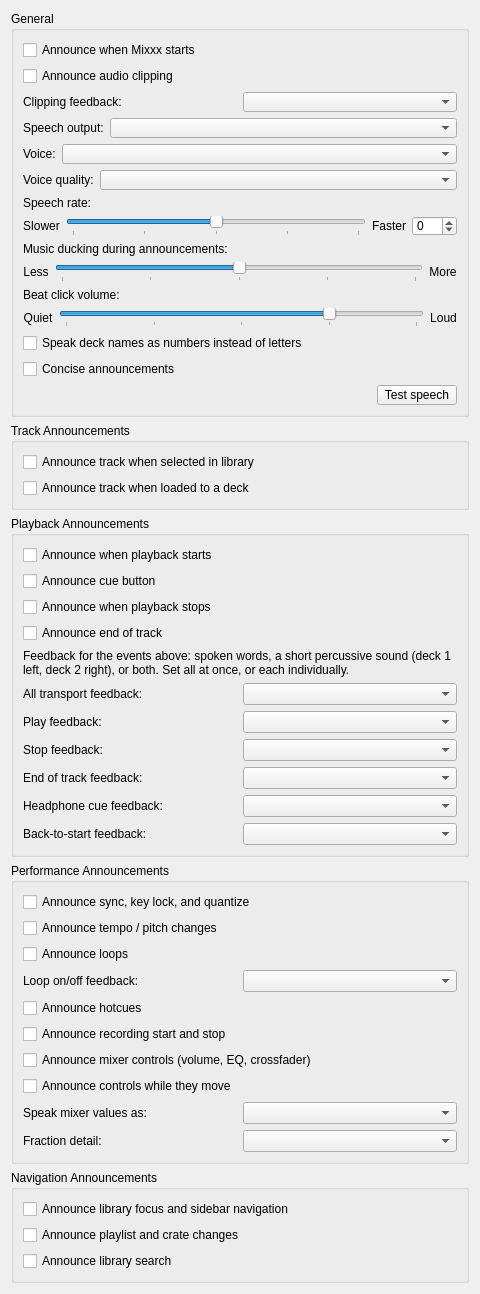
The window that src/preferences/dialog/dlgprefaccessibilitydlg.ui (XeTK/mixxx) describes before a commit, drawn with Qt 5.
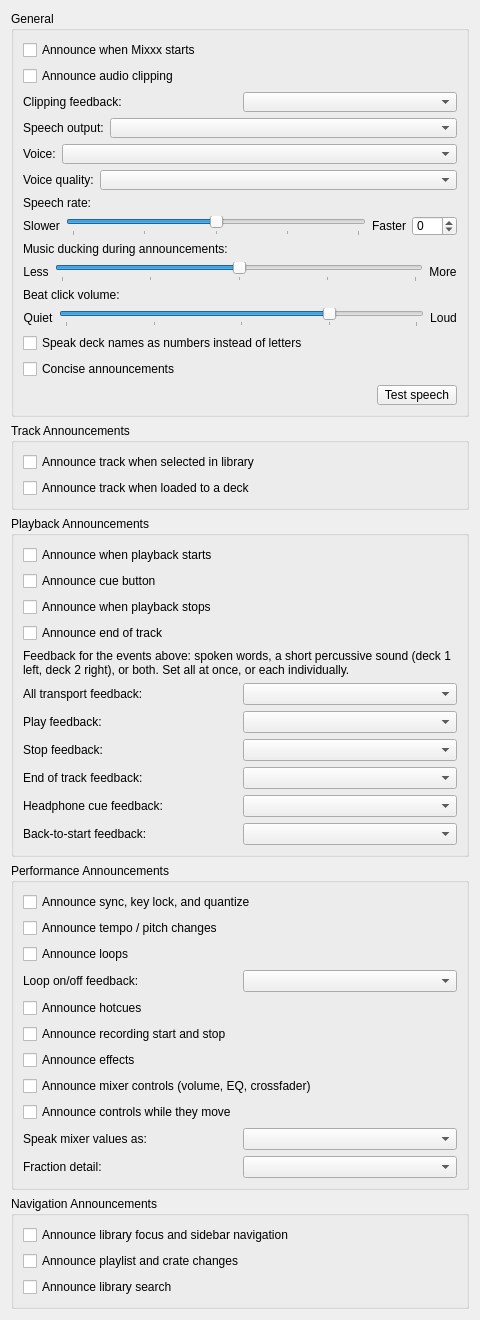
The same window after the commit.

Commit message: feat(a11y): effects and beat jump announcements (7E/7F/7G/7H)

What changed in the file:
```diff
--- a/src/preferences/dialog/dlgprefaccessibilitydlg.ui
+++ b/src/preferences/dialog/dlgprefaccessibilitydlg.ui
@@ -701,6 +701,16 @@
         </property>
        </widget>
       </item>
+      <item>
+       <widget class="QCheckBox" name="checkBoxAnnounceEffects">
+        <property name="toolTip">
+         <string>Speak effect unit routing toggles, per-effect on/off, which effect is loaded, and the deck filter preset.</string>
+        </property>
+        <property name="text">
+         <string>Announce effects</string>
+        </property>
+       </widget>
+      </item>
       <item>
        <widget class="QCheckBox" name="checkBoxAnnounceMixer">
         <property name="toolTip">
```
The commit also changes 7 other files.
